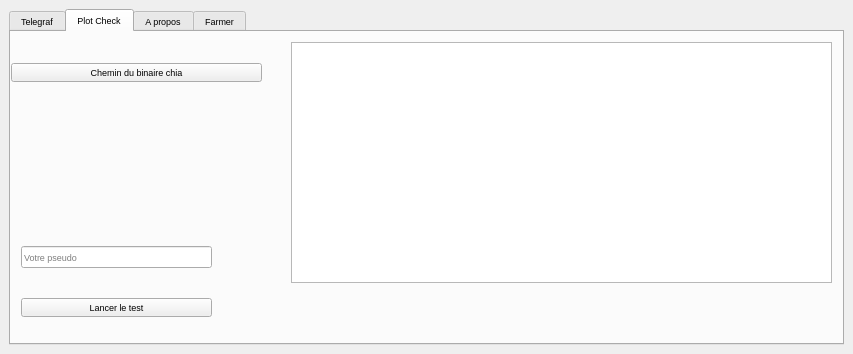
CryptoLFDM/launcher, file main.ui: the form before one commit.
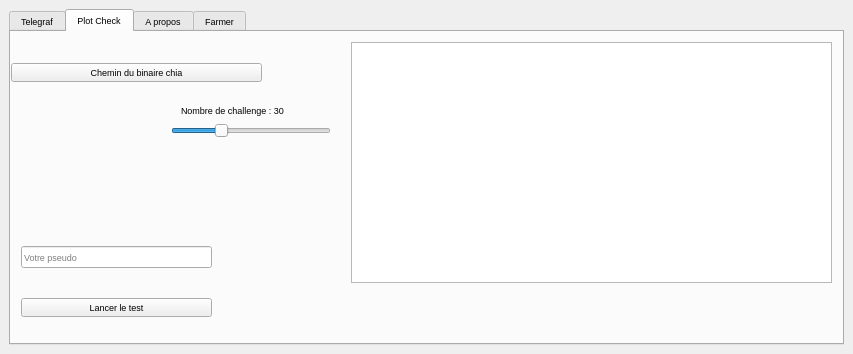
The form after the commit. The open tabs and pages were chosen to show the change. Icons and pictures are not drawn.

What changed in the file:
```diff
--- a/main.ui
+++ b/main.ui
@@ -328,9 +328,9 @@
         <widget class="QPlainTextEdit" name="PLotCheckLogText">
          <property name="geometry">
           <rect>
-           <x>10</x>
+           <x>70</x>
            <y>0</y>
-           <width>541</width>
+           <width>481</width>
            <height>241</height>
           </rect>
          </property>
@@ -366,7 +366,7 @@
          <rect>
           <x>0</x>
           <y>70</y>
-          <width>271</width>
+          <width>151</width>
           <height>121</height>
          </rect>
         </property>
@@ -387,6 +387,38 @@
          </item>
         </layout>
        </widget>
+       <widget class="QSlider" name="challengeSlider">
+        <property name="geometry">
+         <rect>
+          <x>160</x>
+          <y>90</y>
+          <width>160</width>
+          <height>18</height>
+         </rect>
+        </property>
+        <property name="minimum">
+         <number>1</number>
+        </property>
+        <property name="value">
+         <number>30</number>
+        </property>
+        <property name="orientation">
+         <enum>Qt::Horizontal</enum>
+        </property>
+       </widget>
+       <widget class="QLabel" name="challengeLabel">
+        <property name="geometry">
+         <rect>
+          <x>170</x>
+          <y>70</y>
+          <width>151</width>
+          <height>16</height>
+         </rect>
+        </property>
+        <property name="text">
+         <string>Nombre de challenge : 30</string>
+        </property>
+       </widget>
       </widget>
       <widget class="QWidget" name="APropos">
        <attribute name="title">
```
Left out of the diff: 24 changed lines with no effect on the pictures.
